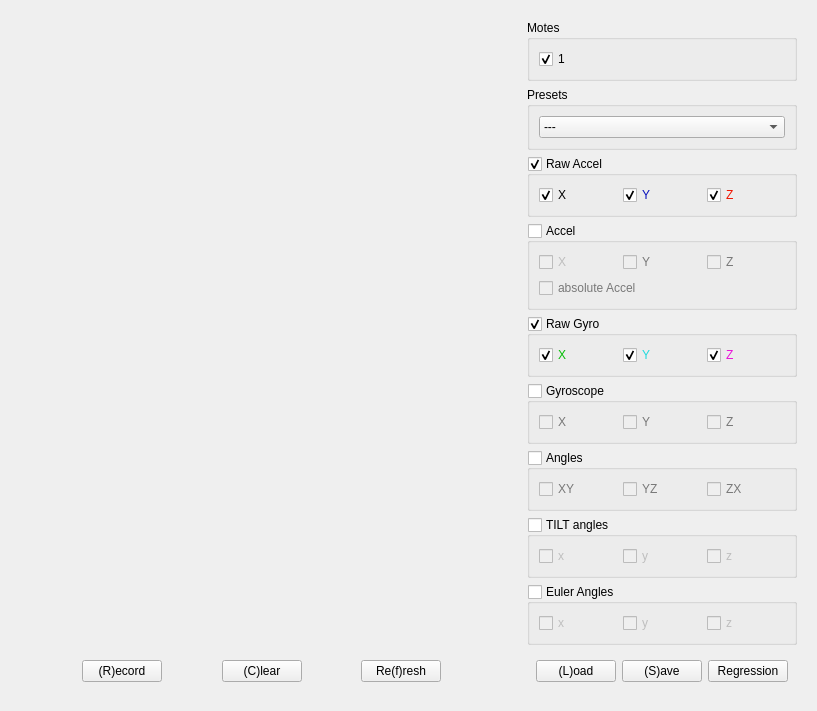
The window that tinyos-2.x/trunk/support/cpp/TestShimmer/src/DataWidget.ui (baharev/szte-wsn-code) describes before a commit, drawn with Qt 5.
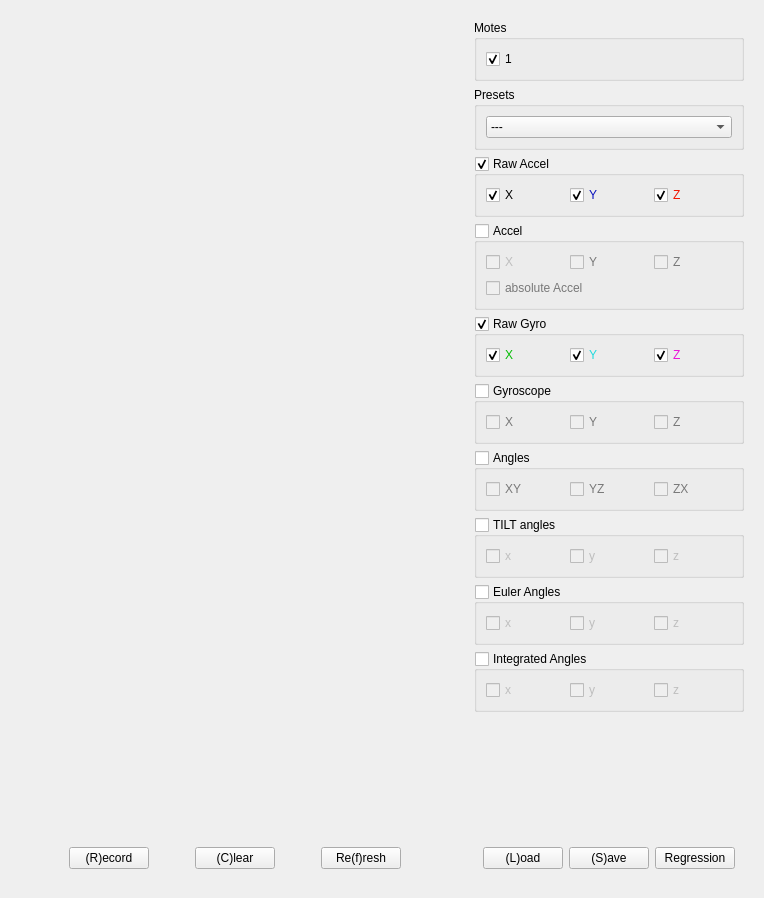
The same window after the commit. Custom widgets are drawn as their Qt base class.

Commit message: +integrated angles

```diff
--- a/tinyos-2.x/trunk/support/cpp/TestShimmer/src/DataWidget.ui
+++ b/tinyos-2.x/trunk/support/cpp/TestShimmer/src/DataWidget.ui
@@ -5,14 +5,6 @@
   <property name="windowModality">
    <enum>Qt::NonModal</enum>
   </property>
-  <property name="geometry">
-   <rect>
-    <x>0</x>
-    <y>0</y>
-    <width>817</width>
-    <height>608</height>
-   </rect>
-  </property>
   <property name="windowTitle">
    <string>Form</string>
   </property>
@@ -120,7 +112,7 @@
     </layout>
    </item>
    <item>
-    <layout class="QVBoxLayout" name="verticalLayout_4" stretch="1,0,1,1,1,1,1,1,0,0,0">
+    <layout class="QVBoxLayout" name="verticalLayout_4" stretch="1,0,1,1,1,1,1,1,0,0,0,0">
      <property name="margin">
       <number>9</number>
      </property>
@@ -986,6 +978,42 @@
        </layout>
       </widget>
      </item>
+     <item>
+      <widget class="QGroupBox" name="intBox">
+       <property name="title">
+        <string>Integrated Angles</string>
+       </property>
+       <property name="checkable">
+        <bool>true</bool>
+       </property>
+       <property name="checked">
+        <bool>false</bool>
+       </property>
+       <layout class="QHBoxLayout" name="horizontalLayout_7">
+        <item>
+         <widget class="QCheckBox" name="intX">
+          <property name="text">
+           <string>x</string>
+          </property>
+         </widget>
+        </item>
+        <item>
+         <widget class="QCheckBox" name="intY">
+          <property name="text">
+           <string>y</string>
+          </property>
+         </widget>
+        </item>
+        <item>
+         <widget class="QCheckBox" name="intZ">
+          <property name="text">
+           <string>z</string>
+          </property>
+         </widget>
+        </item>
+       </layout>
+      </widget>
+     </item>
      <item>
       <spacer name="verticalSpacer">
        <property name="orientation">
```
The commit also changes 4 other files.
